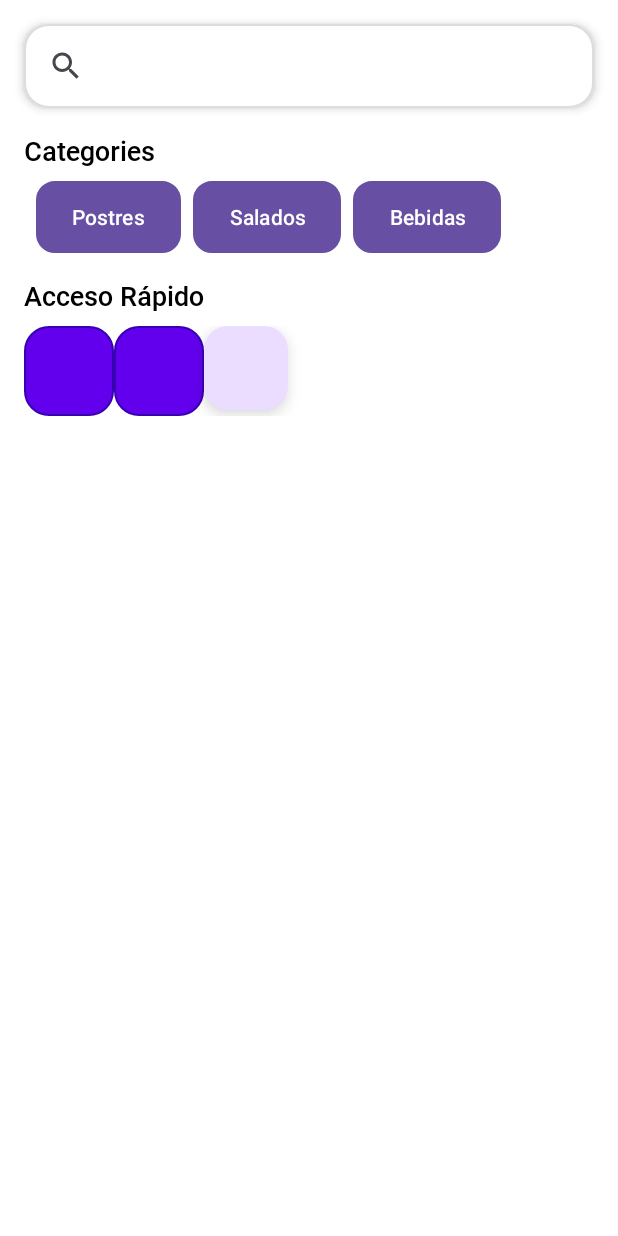
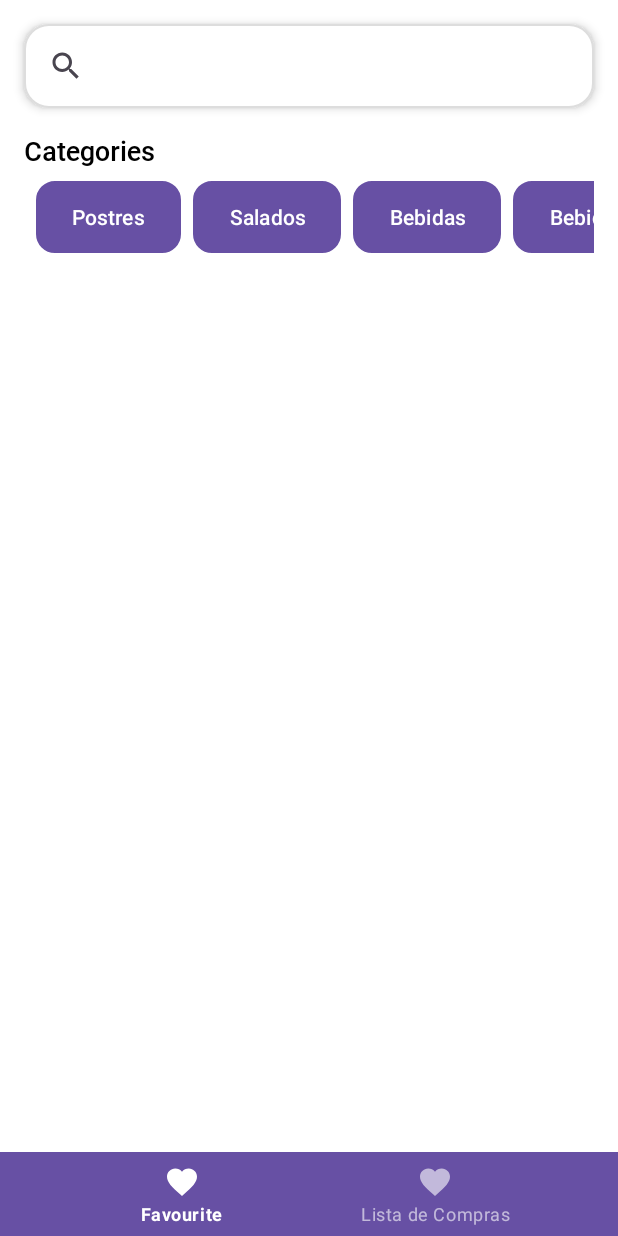
Before and after one commit to Wellington-Esteban-Romero/TastyRecipes, an Android app: the screen it shows after launch (MainActivity), on a phone screen of 412 x 824 dp. Run offline under Robolectric (Android 15) with nearby library versions, the phone set to English and light mode, and no system bars.

Commit message:
bar bottom

```diff
--- /dev/null
+++ b/app/src/main/res/drawable/ic_add.xml
@@ -0,0 +1,5 @@
+<vector xmlns:android="http://schemas.android.com/apk/res/android" android:height="24dp" android:tint="#000000" android:viewportHeight="24" android:viewportWidth="24" android:width="24dp">
+
+    <path android:fillColor="@android:color/white" android:pathData="M19,13h-6v6h-2v-6H5v-2h6V5h2v6h6v2z"/>
+
+</vector>
--- /dev/null
+++ b/app/src/main/res/drawable/ic_favorite.xml
@@ -0,0 +1,5 @@
+<vector xmlns:android="http://schemas.android.com/apk/res/android" android:height="38dp" android:tint="#FF0000" android:viewportHeight="24" android:viewportWidth="24" android:width="38dp">
+
+    <path android:fillColor="@android:color/white" android:pathData="M12,21.35l-1.45,-1.32C5.4,15.36 2,12.28 2,8.5 2,5.42 4.42,3 7.5,3c1.74,0 3.41,0.81 4.5,2.09C13.09,3.81 14.76,3 16.5,3 19.58,3 22,5.42 22,8.5c0,3.78 -3.4,6.86 -8.55,11.54L12,21.35z"/>
+
+</vector>
--- a/app/src/main/res/layout/activity_main.xml
+++ b/app/src/main/res/layout/activity_main.xml
@@ -9,7 +9,7 @@
     android:background="@color/white"
     tools:context=".activities.MainActivity">
 
-    <!-- Barra de búsqueda -->
+    <!-- search búsqueda -->
     <androidx.appcompat.widget.SearchView
         android:id="@+id/search_view"
         android:layout_width="match_parent"
@@ -77,54 +77,25 @@
                     android:text="@string/label_drinks"
                     android:background="@drawable/category_button_background"
                     android:layout_marginEnd="8dp" />
+
+                <Button
+                    android:layout_width="wrap_content"
+                    android:layout_height="wrap_content"
+                    android:text="@string/label_drinks"
+                    android:background="@drawable/category_button_background"
+                    android:layout_marginEnd="8dp" />
             </LinearLayout>
         </HorizontalScrollView>
 
-        <!-- Botones de acceso rápido -->
-        <TextView
-            android:id="@+id/quick_access_label"
-            android:layout_width="wrap_content"
-            android:layout_height="wrap_content"
-            android:text="@string/acceso_r_pido"
-            android:textSize="18sp"
-            android:textColor="@color/black"
-            android:layout_marginTop="16dp"
-            android:layout_marginBottom="8dp"
-            android:fontFamily="@font/roboto_medium"
-            />
-
-        <LinearLayout
-            android:layout_width="match_parent"
-            android:layout_height="wrap_content"
-            android:orientation="horizontal"
-            android:gravity="fill_horizontal">
-
-            <!-- Botón Favoritos -->
-            <ImageButton
-                android:id="@+id/favorites_button"
-                android:layout_width="60dp"
-                android:layout_height="60dp"
-                android:background="@drawable/round_button_background"
-                android:contentDescription="@string/favoritos" />
-
-            <!-- Botón Lista de Compras -->
-            <ImageButton
-                android:id="@+id/shopping_list_button"
-                android:layout_width="60dp"
-                android:layout_height="60dp"
-                android:background="@drawable/round_button_background"
-                android:contentDescription="@string/lista_de_compras" />
-
-            <!-- Botón Agregar receta (FAB) -->
-            <com.google.android.material.floatingactionbutton.FloatingActionButton
-                android:id="@+id/add_recipe_fab"
-                android:layout_width="wrap_content"
-                android:layout_height="wrap_content"
-                android:background="@drawable/round_button_background"
-                android:contentDescription="@string/agregar_receta"
-                app:layout_anchorGravity="end|bottom"
-                app:elevation="6dp" />
-        </LinearLayout>
     </LinearLayout>
     </androidx.core.widget.NestedScrollView>
+
+    <com.google.android.material.bottomnavigation.BottomNavigationView
+        android:id="@+id/bottom_navigation"
+        style="@style/Widget.MaterialComponents.BottomNavigationView.Colored"
+        android:layout_width="match_parent"
+        android:layout_height="wrap_content"
+        android:layout_gravity="bottom"
+        app:menu="@menu/bottom_app_bar" />
+
 </androidx.coordinatorlayout.widget.CoordinatorLayout>
--- /dev/null
+++ b/app/src/main/res/menu/bottom_app_bar.xml
@@ -0,0 +1,15 @@
+<?xml version="1.0" encoding="utf-8"?>
+<menu xmlns:android="http://schemas.android.com/apk/res/android">
+
+    <item
+        android:id="@+id/actionFavorite"
+        android:enabled="true"
+        android:icon="@drawable/ic_favorite"
+        android:title="@string/favourite" />
+
+    <item
+        android:id="@+id/actionList"
+        android:enabled="true"
+        android:icon="@drawable/ic_favorite"
+        android:title="@string/list_shop" />
+</menu>
--- a/app/src/main/res/values/strings.xml
+++ b/app/src/main/res/values/strings.xml
@@ -2,12 +2,14 @@
     <string name="app_name">TastyRecipes</string>
 
     <string name="splash_logo">Splash logo recipes</string>
+
     <string name="label_categories">Categories</string>
     <string name="label_desserts">Postres</string>
     <string name="label_salty">Salados</string>
     <string name="label_drinks">Bebidas</string>
-    <string name="favoritos">Favoritos</string>
-    <string name="lista_de_compras">Lista de Compras</string>
+    <string name="favourite">Favourite</string>
+    <string name="list_shop">Lista de Compras</string>
     <string name="agregar_receta">Agregar receta</string>
     <string name="acceso_r_pido">Acceso Rápido</string>
+    <string name="todo">TODO</string>
 </resources>
```
